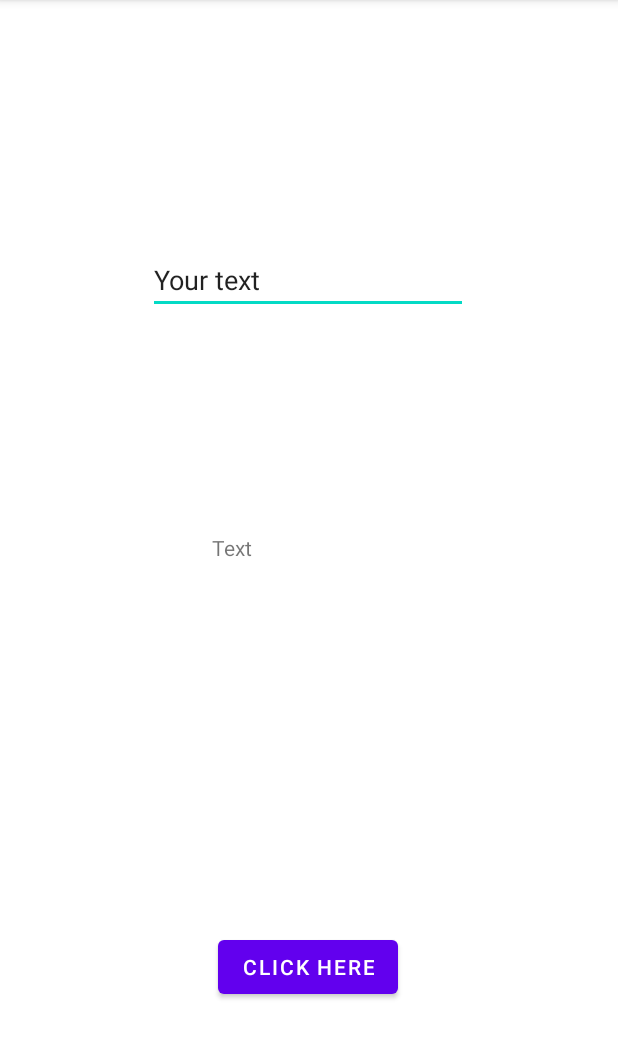
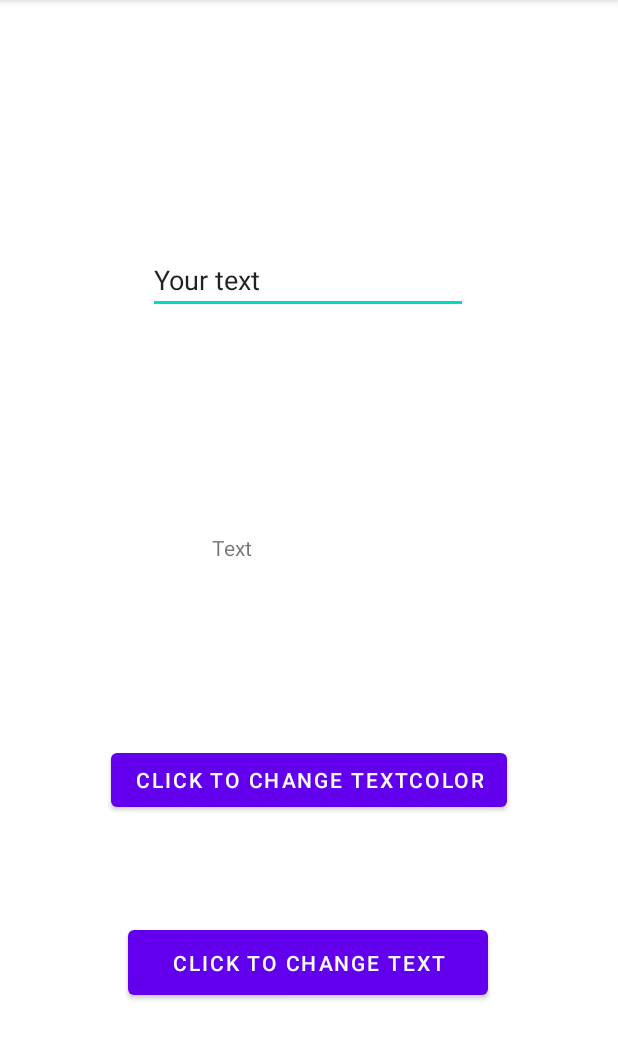
Before and after one commit to 0x337/Lab1-MADT, an Android app: the screen it shows after launch (MainActivity), on a phone screen of 412 x 824 dp, the part 84-1144 px from its top. Run offline under Robolectric (Android 15) with nearby library versions, the phone set to English and light mode, and no system bars.

Commit message:
Add button to change text color

```diff
--- a/app/src/main/java/com/example/myapplication/MainActivity.java
+++ b/app/src/main/java/com/example/myapplication/MainActivity.java
@@ -2,6 +2,7 @@ package com.example.myapplication;
 
 import androidx.appcompat.app.AppCompatActivity;
 
+import android.graphics.Color;
 import android.os.Bundle;
 import android.view.View;
 import android.widget.TextView;
@@ -15,10 +16,15 @@ public class MainActivity extends AppCompatActivity {
     protected void onCreate(Bundle savedInstanceState) {
         super.onCreate(savedInstanceState);
         setContentView(R.layout.activity_main);
-        this.textViewMain = findViewById(R.id.textViewMain)
+        this.textViewMain = findViewById(R.id.textViewMain);
     }
 
     public void onBtnClick(View view) {
         this.textViewMain.setText("Text Changed Successfully");
     }
+
+    public void onBtnClick2(View view) {
+        textViewMain.setTextColor(Color.rgb(200,100,50));
+    }
+    // this.TextColor.setTextColor("");
 }
--- a/app/src/main/res/layout/activity_main.xml
+++ b/app/src/main/res/layout/activity_main.xml
@@ -20,10 +20,10 @@
 
     <Button
         android:id="@+id/button"
-        android:layout_width="wrap_content"
-        android:layout_height="wrap_content"
-        android:text="Click here"
+        android:layout_width="240dp"
+        android:layout_height="55dp"
         android:onClick="onBtnClick"
+        android:text="Click to change text"
         app:layout_constraintBottom_toBottomOf="parent"
         app:layout_constraintEnd_toEndOf="parent"
         app:layout_constraintHorizontal_bias="0.498"
@@ -45,4 +45,19 @@
         app:layout_constraintTop_toTopOf="parent"
         app:layout_constraintVertical_bias="0.227" />
 
+    <Button
+        android:id="@+id/TextColor"
+        android:layout_width="wrap_content"
+        android:layout_height="wrap_content"
+        android:text="Click to change TextColor"
+        android:onClick="onBtnClick2"
+        app:layout_constraintBottom_toBottomOf="parent"
+        app:layout_constraintEnd_toEndOf="parent"
+        app:layout_constraintHorizontal_bias="0.498"
+        app:layout_constraintStart_toStartOf="parent"
+        app:layout_constraintTop_toTopOf="parent"
+        app:layout_constraintVertical_bias="0.689"
+        tools:ignore="UsingOnClickInXml" />
+
+
 </androidx.constraintlayout.widget.ConstraintLayout>
--- a/app/src/main/res/values/colors.xml
+++ b/app/src/main/res/values/colors.xml
@@ -7,4 +7,5 @@
     <color name="teal_700">#FF018786</color>
     <color name="black">#FF000000</color>
     <color name="white">#FFFFFFFF</color>
+    <color name="textbody">#ffcc33</color>
 </resources>
```
